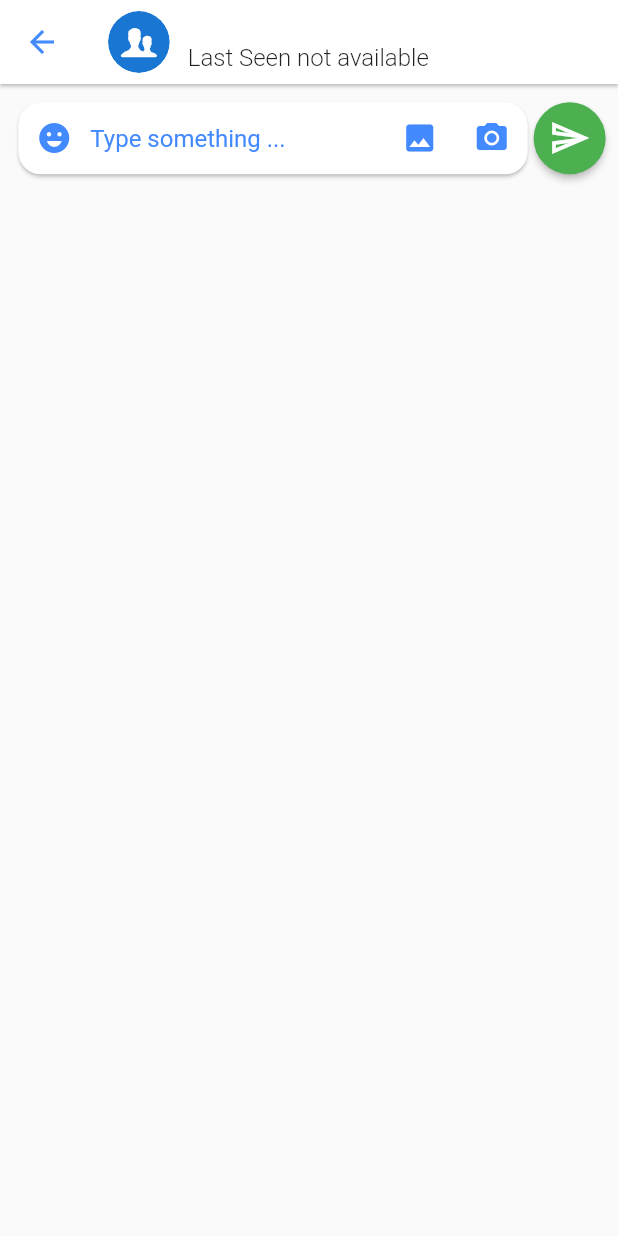
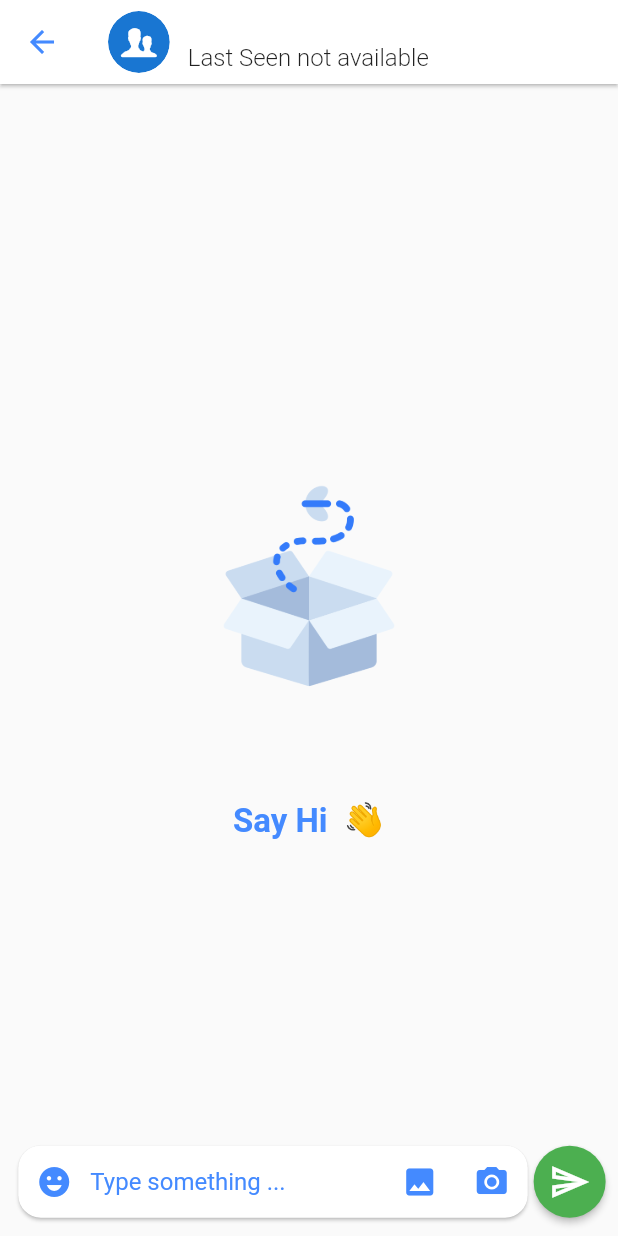
Before and after one commit to 3umarG/chat_app_with_firebase, a Flutter app: the ChatScreen screen opened directly with empty values, on a phone screen of 412 x 824 dp. Run offline on Flutter 3.47's test engine with Material 2 defaults, Android fonts, the phone set to English and light mode, and no system bars; drawn by our look-alikes of cached_network_image; our stand-ins replace bloc, cloud_firestore, firebase_auth, firebase_core, firebase_storage, flutter_bloc and 2 more; accounts and stored records are empty; network calls fail.

Commit message:
build messages stream

```diff
--- a/lib/presentation/screens/chat_screen.dart
+++ b/lib/presentation/screens/chat_screen.dart
@@ -16,6 +16,7 @@ class ChatScreen extends StatelessWidget {
       appBar: _buildChatScreenAppBar(context),
       body: Column(
         children: [
+          Expanded(child: _buildStreamChats()),
           _buildTypeBar(context),
         ],
       ),
@@ -126,4 +127,50 @@ class ChatScreen extends StatelessWidget {
           color: Colors.blueAccent,
         ),
       );
+
+
+  _buildStreamChats() => StreamBuilder(
+      // stream: context.read<ChatsCubit>().usersStream(),
+      builder: (context, snapshot) {
+        switch (snapshot.connectionState) {
+          case ConnectionState.waiting:
+          case ConnectionState.none:
+            // TODO : uncomment this when add the stream
+            // return const Center(
+            //   child: CircularProgressIndicator(),
+            // );
+          case ConnectionState.active:
+          case ConnectionState.done:
+            final List<ChatUser> listOfChats = [];
+            return listOfChats.isNotEmpty
+                ? ListView.builder(
+              padding: const EdgeInsets.symmetric(vertical: 8),
+              itemBuilder: (context, index) => const Text("Hello"),
+              itemCount: listOfChats.length,
+              physics: const BouncingScrollPhysics(),
+            )
+                : Center(
+              child: Column(
+                mainAxisSize: MainAxisSize.max,
+                mainAxisAlignment: MainAxisAlignment.center,
+                children: [
+                  Image.asset(
+                    "assets/images/empty.png",
+                    width: mediaQuery(context).width * .35,
+                    height: mediaQuery(context).height * .35,
+                  ),
+                  const Text(
+                    "Say Hi  👋",
+                    textAlign: TextAlign.center,
+                    style: TextStyle(
+                      fontSize: 22,
+                      fontWeight: FontWeight.bold,
+                      color: Colors.blueAccent,
+                    ),
+                  )
+                ],
+              ),
+            );
+        }
+      });
 }
```
